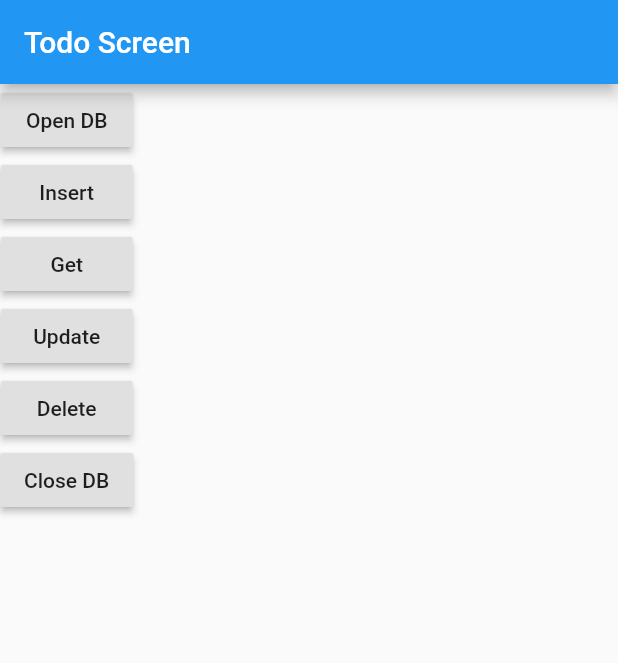
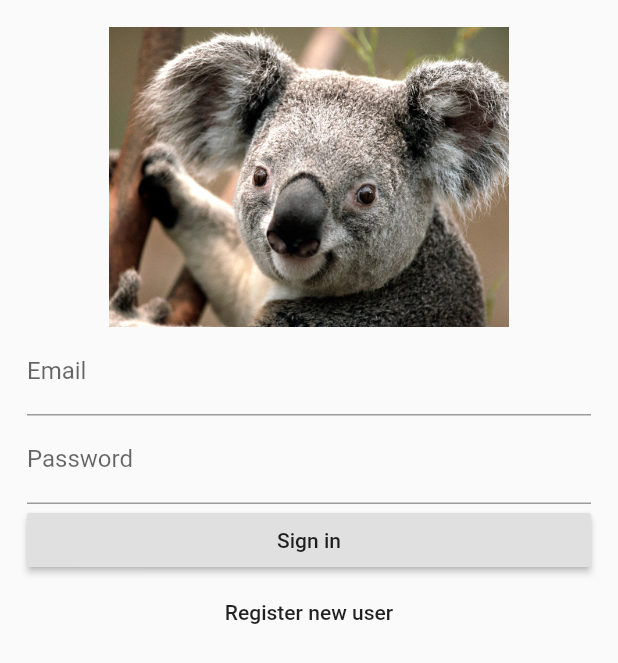
Before and after one commit to KimKosit/lab_01, a Flutter app: the screen it shows after launch, on a phone screen of 412 x 824 dp. Shown: the top 663 px of the screen. Run offline on Flutter 3.47's test engine with Material 2 defaults, Android fonts, the phone set to English and light mode, and no system bars; our stand-ins replace datetime_picker_formfield, firebase_auth, image_picker, sqflite; accounts and stored records are empty.

Commit message:
Added firebase login & register

```diff
--- a/lib/main.dart
+++ b/lib/main.dart
@@ -1,9 +1,11 @@
 import 'package:flutter/material.dart';
-import 'package:lab_01/ui/todo_screen.dart';
-import './ui/first_screen.dart';
-import './ui/second_screen.dart';
-import './ui/my_custom_form.dart';
-import './ui/list_data.dart';
+import 'package:lab_01/ui/register_screen.dart';
+import './ui/login_screen.dart';
+// import 'package:lab_01/ui/todo_screen.dart';
+// import './ui/first_screen.dart';
+// import './ui/second_screen.dart';
+// import './ui/my_custom_form.dart';
+// import './ui/list_data.dart';
 
 void main() => runApp(MyApp());
 
@@ -28,8 +30,8 @@ class MyApp extends StatelessWidget {
       // home: MyHomePage(),
       initialRoute: "/",
       routes:{
-        "/" : (context) => TodoScreen(),
-        "/second" : (context) => SecondScreen()
+        "/" : (context) => LoginScreen(),
+        "/register": (context) => RegisterScreen(),
       }
     );
   }
--- /dev/null
+++ b/lib/ui/login_screen.dart
@@ -0,0 +1,75 @@
+import 'package:flutter/material.dart';
+import 'package:firebase_auth/firebase_auth.dart';
+
+class LoginScreen extends StatefulWidget{
+  @override
+  State<LoginScreen> createState() {
+    // TODO: implement createState
+    return LoginScreenState();
+  }
+
+}
+
+class LoginScreenState extends State<LoginScreen>{
+  final _formkey =GlobalKey<FormState>();
+
+  FirebaseAuth auth =FirebaseAuth.instance;
+
+  @override
+  Widget build(BuildContext context) {
+    // TODO: implement build
+    return Scaffold(
+      body: Padding(padding: EdgeInsets.all(18),
+        child: Form(
+          key:_formkey,
+          child: Column(
+            children: <Widget>[
+              Image.asset("resources/Koala.jpg", height: 200,),
+              TextFormField(
+                decoration: InputDecoration(labelText: "Email"),
+                keyboardType: TextInputType.emailAddress,
+                validator: (value){
+                  if (value.isEmpty) return "Email is required";
+                },
+              ),
+              TextFormField(
+                decoration: InputDecoration(labelText: "Password"),
+                obscureText: true,
+                validator: (value){
+                  if (value.isEmpty) return "Password is required";
+                },
+              ),
+              Row(
+                children: <Widget>[
+                  Expanded(
+                    flex: 1,
+                    child: RaisedButton(
+                      child: Text("Sign in"),
+                        onPressed: (){
+                          auth.signInWithEmailAndPassword(
+                            email: "x@x.com",
+                            password: "12345678",
+                          ).then((FirebaseUser user) {
+                            if (user.isEmailVerified){
+                              print("Go to home screen");
+                            }else{
+                              print("Please verify your email");
+                            }
+                          });
+                        },
+                    ),
+                  )
+                ]
+              ),
+              FlatButton(child: Text("Register new user"),
+              onPressed: (){
+                Navigator.pushNamed(context, "/register");
+              },)
+            ],
+          ),
+        ),
+      ),
+    );
+  }
+
+}
--- /dev/null
+++ b/lib/ui/register_screen.dart
@@ -0,0 +1,79 @@
+import 'package:flutter/material.dart';
+import 'package:firebase_auth/firebase_auth.dart';
+
+class RegisterScreen extends StatefulWidget{
+  @override
+  State<RegisterScreen> createState() {
+    // TODO: implement createState
+    return RegisterScreenState();
+  }
+
+}
+
+class RegisterScreenState extends State<RegisterScreen>{
+  @override
+  final _formkey =GlobalKey<FormState>();
+  FirebaseAuth auth =FirebaseAuth.instance;
+
+  @override
+  Widget build(BuildContext context) {
+    // TODO: implement build
+    return Scaffold(
+      appBar: AppBar(
+        title: Text("Register new user"),
+      ),
+      body: Padding(padding: EdgeInsets.all(18),
+        child: Form(
+          key:_formkey,
+          child: Column(
+            children: <Widget>[
+              TextFormField(
+                decoration: InputDecoration(labelText: "Email"),
+                keyboardType: TextInputType.emailAddress,
+                validator: (value){
+                  if (value.isEmpty) return "Email is required";
+                },
+              ),
+              TextFormField(
+                decoration: InputDecoration(labelText: "Password"),
+                obscureText: true,
+                validator: (value){
+                  if (value.isEmpty && value.length < 8) return "Password is required";
+                },
+              ),
+              TextFormField(
+                decoration: InputDecoration(labelText: "Re Password"),
+                obscureText: true,
+                validator: (value){
+                  if (value.isEmpty && value.length < 8) return "Password is required";
+                },
+              ),
+              Row(
+                children: <Widget>[
+                  Expanded(
+                    flex: 1,
+                    child: RaisedButton(
+                      child: Text("Register"),
+                        onPressed: (){
+                          auth
+                          .createUserWithEmailAndPassword(
+                            email: "x@x.com", password: "12345678")
+                          .then((FirebaseUser user){
+                            user.sendEmailVerification();
+                            print("return from firebase ${user.email}");
+                          }).catchError((error) {
+                            print("$error");
+                          });
+                        },
+                    ),
+                  )
+                ]
+              ),
+            ],
+          ),
+        ),
+      ),
+    );
+  }
+
+}
--- a/pubspec.yaml
+++ b/pubspec.yaml
@@ -21,6 +21,8 @@ dependencies:
   image_picker: ^0.4.10
   http: ^0.12.0+1
   path_provider: ^0.4.1
+  firebase_core: ^0.2.5
+  firebase_auth: ^0.6.5
 
   # The following adds the Cupertino Icons font to your application.
   # Use with the CupertinoIcons class for iOS style icons.
```
Also changed, not shown: 3 other files.
